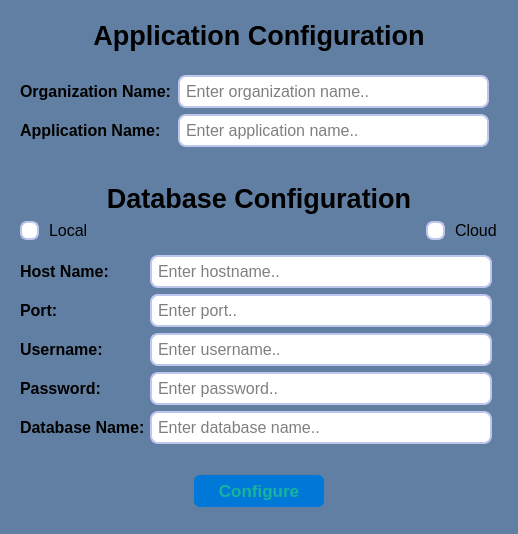
First picture: the form in databasesetupdialog.ui, repository Nicholauswarobi/Business-Keeper-Software, before the edit.
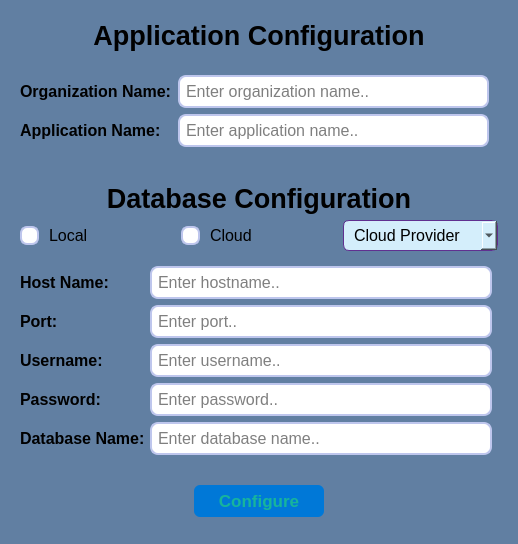
Second picture: the form after the edit. Icons and pictures are not drawn.

```diff
--- a/databasesetupdialog.ui
+++ b/databasesetupdialog.ui
@@ -7,7 +7,7 @@
     <x>0</x>
     <y>0</y>
     <width>518</width>
-    <height>534</height>
+    <height>544</height>
    </rect>
   </property>
   <property name="windowTitle">
@@ -90,7 +90,38 @@
     background-color: #003e73;
 }
 
-</string>
+
+
+
+QComboBox{
+background-color: #D4EEFB;
+	border: 1px solid #603090;
+	border-radius: 6px;
+	padding: 4px 10px;
+	min-width: 50px;
+}
+
+
+QComboBox:hover{
+
+	border: 1px solid #828eff;
+}
+
+QComboBox::down-arrow{
+	image: url(:/Blue/Icons/BlueIcons/chevron-down.svg);
+	width: 20px;
+	height: 12px;
+}
+
+
+QComboBox QAbstractItemView{
+background-color: #D4EEFB;
+border: 1px solid #acffc8;
+selection-background-color: #423AC1;
+selection-color: #0F2771;
+foint-size: 13px;
+padding: 4px;
+}</string>
   </property>
   <layout class="QVBoxLayout" name="verticalLayout">
    <item>
@@ -289,7 +320,7 @@
         </property>
        </widget>
       </item>
-      <item alignment="Qt::AlignmentFlag::AlignRight">
+      <item alignment="Qt::AlignmentFlag::AlignLeft">
        <widget class="QRadioButton" name="Cloud_radioButton">
         <property name="font">
          <font>
@@ -301,6 +332,20 @@
         </property>
        </widget>
       </item>
+      <item>
+       <widget class="QComboBox" name="CloudProvider_comboBox">
+        <property name="font">
+         <font>
+          <pointsize>12</pointsize>
+         </font>
+        </property>
+        <item>
+         <property name="text">
+          <string>Cloud Provider</string>
+         </property>
+        </item>
+       </widget>
+      </item>
      </layout>
     </widget>
    </item>
```
